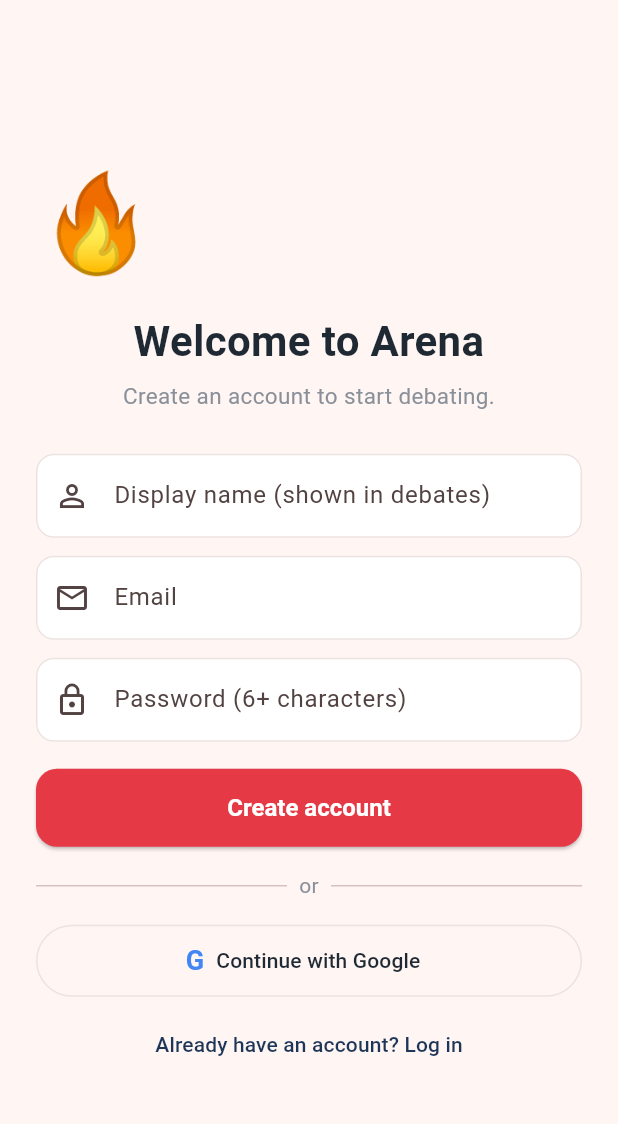
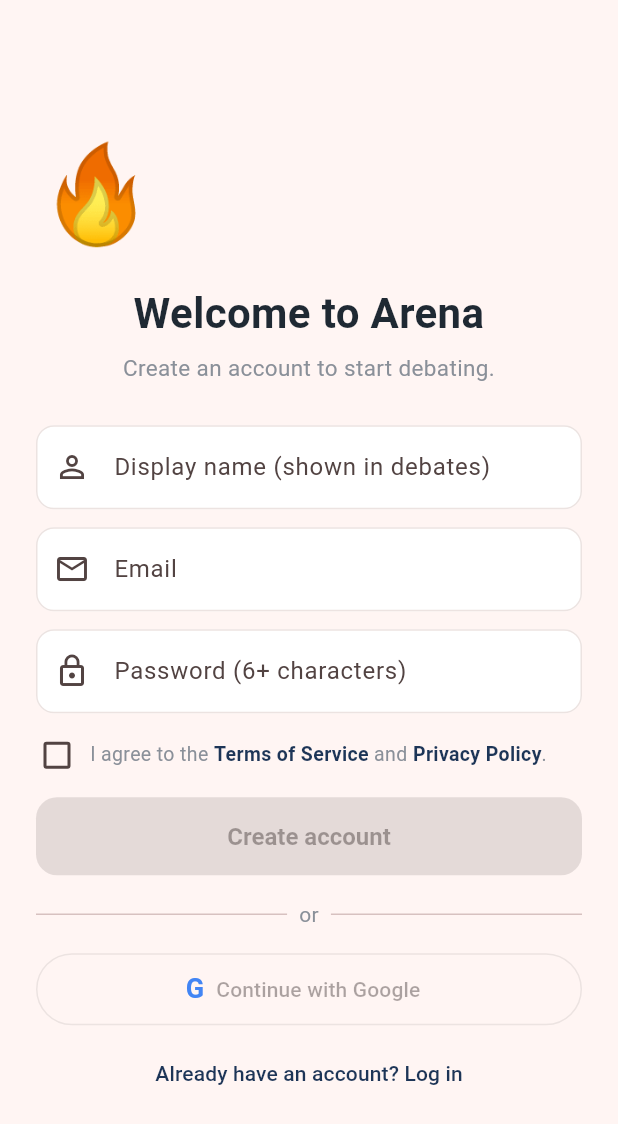
Before and after one commit to rahulkallingal/arena, a Flutter app: the screen it shows after launch, on a phone screen of 412 x 824 dp. Shown: the top 1124 px of the screen. Run offline on Flutter 3.47's test engine with Material 3 defaults, Android fonts, the phone set to English and light mode, and no system bars; our stand-ins replace cloud_firestore, firebase_auth, firebase_core, flutter_local_notifications, google_sign_in, shared_preferences and 1 more; accounts and stored records are empty.

Commit message:
Add Terms & Privacy agreement checkbox gating account creation
Account creation and Google sign-in now require accepting the Terms of
Service and Privacy Policy via a checkbox; buttons stay disabled until
ticked. Added in-app Terms/Privacy legal pages. Verified on device. v1.0.7.

Co-Authored-By: Claude Opus 4.8 <noreply@anthropic.com>
Claude-Session: https://claude.ai/code/session_01EYmDLq2uWjDKw37GV3KqP6

```diff
--- /dev/null
+++ b/lib/screens/legal_screen.dart
@@ -0,0 +1,137 @@
+import 'package:flutter/material.dart';
+
+import '../theme.dart';
+
+/// Which legal document to show.
+enum LegalDoc { terms, privacy }
+
+/// A simple scrollable page that displays the Terms of Service or Privacy
+/// Policy. These are general starter documents, not legal advice.
+class LegalScreen extends StatelessWidget {
+  final LegalDoc doc;
+  const LegalScreen({super.key, required this.doc});
+
+  @override
+  Widget build(BuildContext context) {
+    final isTerms = doc == LegalDoc.terms;
+    return Scaffold(
+      appBar: AppBar(
+        title: Text(isTerms ? 'Terms of Service' : 'Privacy Policy'),
+      ),
+      body: SingleChildScrollView(
+        padding: const EdgeInsets.all(20),
+        child: Text(
+          isTerms ? _termsText : _privacyText,
+          style: const TextStyle(
+              fontSize: 14, height: 1.5, color: AppColors.textDark),
+        ),
+      ),
+    );
+  }
+}
+
+const String _termsText = '''
+ARENA — TERMS OF SERVICE
+Last updated: June 2026
+
+Welcome to Arena, a community app for friendly debate. By creating an account
+or using Arena, you agree to these Terms. If you do not agree, please do not
+use the app.
+
+1. WHO CAN USE ARENA
+You must be at least 13 years old (or the minimum age required in your country)
+to use Arena. By using it you confirm you meet this requirement.
+
+2. YOUR ACCOUNT
+You are responsible for keeping your login details safe and for all activity on
+your account. Provide accurate information when you sign up.
+
+3. WHAT ARENA IS
+Arena lets you create and join debate rooms and post messages ("arguments").
+Messages you post are visible to other users in that room.
+
+4. ACCEPTABLE USE
+You agree NOT to post or do anything that:
+  • is hateful, harassing, threatening, or bullying;
+  • is illegal, defamatory, or infringes someone else's rights;
+  • is sexually explicit, violent, or otherwise harmful;
+  • impersonates another person or misrepresents who you are;
+  • is spam, advertising, or a scam;
+  • attempts to hack, disrupt, or misuse the service.
+Debate the idea, not the person. Be respectful.
+
+5. YOUR CONTENT
+You keep ownership of what you post. By posting, you grant Arena a licence to
+store and display your content so the app can work. You are responsible for
+what you post and confirm you have the right to post it.
+
+6. MODERATION
+We (and other users, via reporting/blocking) may review content. We may remove
+content or suspend or remove accounts that break these Terms, at our discretion,
+to keep the community safe.
+
+7. NO WARRANTY
+Arena is provided "as is", without warranties of any kind. We do not guarantee
+the app will always be available, error-free, or that content posted by others
+is accurate or appropriate.
+
+8. LIMITATION OF LIABILITY
+To the maximum extent allowed by law, Arena and its creator are not liable for
+any indirect or consequential loss arising from your use of the app, or from
+content posted by other users.
+
+9. CHANGES
+We may update these Terms. Continued use after changes means you accept the
+updated Terms.
+
+10. CONTACT
+Questions? Contact us at cryptork97@gmail.com.
+''';
+
+const String _privacyText = '''
+ARENA — PRIVACY POLICY
+Last updated: June 2026
+
+This policy explains what information Arena collects and how we use it.
+
+1. WHAT WE COLLECT
+  • Account info: your email address and the display name you choose.
+  • Content you create: debate rooms and messages you post.
+  • Basic technical data needed to run the app (e.g. sign-in tokens).
+
+2. HOW WE USE IT
+  • To create and secure your account.
+  • To show your debates and messages to you and other users.
+  • To keep your data available when you sign in on another device.
+  • To keep the community safe (e.g. handling reports).
+
+3. WHAT OTHER USERS SEE
+Your display name and the messages you post in a room are visible to other
+users of that room. Please don't share private information in messages.
+
+4. WHERE YOUR DATA IS STORED
+Arena uses Google Firebase (Authentication and Firestore) to store your account
+and content. Your data is held on Google's secure cloud infrastructure.
+
+5. SHARING
+We do NOT sell your personal data. We share data only with the service
+providers that run the app (Google/Firebase), or if required by law.
+
+6. DATA RETENTION & DELETION
+Your data is kept while your account is active. You can ask us to delete your
+account and associated data by emailing cryptork97@gmail.com.
+
+7. CHILDREN
+Arena is not intended for children under 13. We do not knowingly collect data
+from children under 13.
+
+8. SECURITY
+We rely on Google Firebase's security to protect your data. No system is 100%
+secure, but we take reasonable steps to keep your information safe.
+
+9. CHANGES
+We may update this policy. We'll update the "last updated" date above when we do.
+
+10. CONTACT
+Questions about your privacy? Contact us at cryptork97@gmail.com.
+''';
--- a/lib/screens/login_screen.dart
+++ b/lib/screens/login_screen.dart
@@ -2,6 +2,7 @@ import 'package:flutter/material.dart';
 
 import '../services/auth_service.dart';
 import '../theme.dart';
+import 'legal_screen.dart';
 import 'rooms_list_screen.dart';
 
 /// Sign up / log in with email + password. Toggles between the two modes.
@@ -20,6 +21,7 @@ class _LoginScreenState extends State<LoginScreen> {
 
   bool _isSignUp = true; // start on "create account"
   bool _busy = false;
+  bool _agreed = false; // ticked the Terms & Privacy checkbox
   String? _generalError;
   String? _emailError;
   String? _passwordError;
@@ -41,6 +43,11 @@ class _LoginScreenState extends State<LoginScreen> {
   }
 
   Future<void> _google() async {
+    if (!_agreed) {
+      setState(() => _generalError =
+          'Please accept the Terms of Service and Privacy Policy first.');
+      return;
+    }
     setState(() {
       _busy = true;
       _clearErrors();
@@ -68,6 +75,12 @@ class _LoginScreenState extends State<LoginScreen> {
     final password = _password.text;
 
     setState(_clearErrors);
+
+    if (_isSignUp && !_agreed) {
+      setState(() => _generalError =
+          'Please accept the Terms of Service and Privacy Policy first.');
+      return;
+    }
 
     // Client-side validation, highlighting the specific field.
     if (_isSignUp && name.length < 2) {
@@ -208,9 +221,14 @@ class _LoginScreenState extends State<LoginScreen> {
                       textAlign: TextAlign.center,
                       style: const TextStyle(color: AppColors.primary)),
                 ],
-                const SizedBox(height: 18),
+                const SizedBox(height: 14),
+                _AgreementCheckbox(
+                  value: _agreed,
+                  onChanged: (v) => setState(() => _agreed = v ?? false),
+                ),
+                const SizedBox(height: 14),
                 ElevatedButton(
-                  onPressed: _busy ? null : _submit,
+                  onPressed: _busy || (_isSignUp && !_agreed) ? null : _submit,
                   child: _busy
                       ? const SizedBox(
                           height: 22,
@@ -233,7 +251,7 @@ class _LoginScreenState extends State<LoginScreen> {
                 ),
                 const SizedBox(height: 16),
                 OutlinedButton.icon(
-                  onPressed: _busy ? null : _google,
+                  onPressed: _busy || !_agreed ? null : _google,
                   icon: const Text('G',
                       style: TextStyle(
                           fontSize: 18,
@@ -269,3 +287,73 @@ class _LoginScreenState extends State<LoginScreen> {
     );
   }
 }
+
+/// Checkbox + tappable Terms / Privacy links shown above the auth buttons.
+class _AgreementCheckbox extends StatelessWidget {
+  final bool value;
+  final ValueChanged<bool?> onChanged;
+  const _AgreementCheckbox({required this.value, required this.onChanged});
+
+  void _open(BuildContext context, LegalDoc doc) {
+    Navigator.of(context).push(
+      MaterialPageRoute(builder: (_) => LegalScreen(doc: doc)),
+    );
+  }
+
+  @override
+  Widget build(BuildContext context) {
+    return Row(
+      crossAxisAlignment: CrossAxisAlignment.start,
+      children: [
+        SizedBox(
+          width: 28,
+          height: 28,
+          child: Checkbox(
+            value: value,
+            onChanged: onChanged,
+            materialTapTargetSize: MaterialTapTargetSize.shrinkWrap,
+          ),
+        ),
+        const SizedBox(width: 8),
+        Expanded(
+          child: Padding(
+            padding: const EdgeInsets.only(top: 4),
+            child: Text.rich(
+              TextSpan(
+                style: const TextStyle(
+                    fontSize: 13, color: AppColors.textGrey, height: 1.4),
+                children: [
+                  const TextSpan(text: 'I agree to the '),
+                  WidgetSpan(
+                    alignment: PlaceholderAlignment.middle,
+                    child: GestureDetector(
+                      onTap: () => _open(context, LegalDoc.terms),
+                      child: const Text('Terms of Service',
+                          style: TextStyle(
+                              fontSize: 13,
+                              color: AppColors.secondary,
+                              fontWeight: FontWeight.w600)),
+                    ),
+                  ),
+                  const TextSpan(text: ' and '),
+                  WidgetSpan(
+                    alignment: PlaceholderAlignment.middle,
+                    child: GestureDetector(
+                      onTap: () => _open(context, LegalDoc.privacy),
+                      child: const Text('Privacy Policy',
+                          style: TextStyle(
+                              fontSize: 13,
+                              color: AppColors.secondary,
+                              fontWeight: FontWeight.w600)),
+                    ),
+                  ),
+                  const TextSpan(text: '.'),
+                ],
+              ),
+            ),
+          ),
+        ),
+      ],
+    );
+  }
+}
```
Also changed, not shown: 1 other file.
